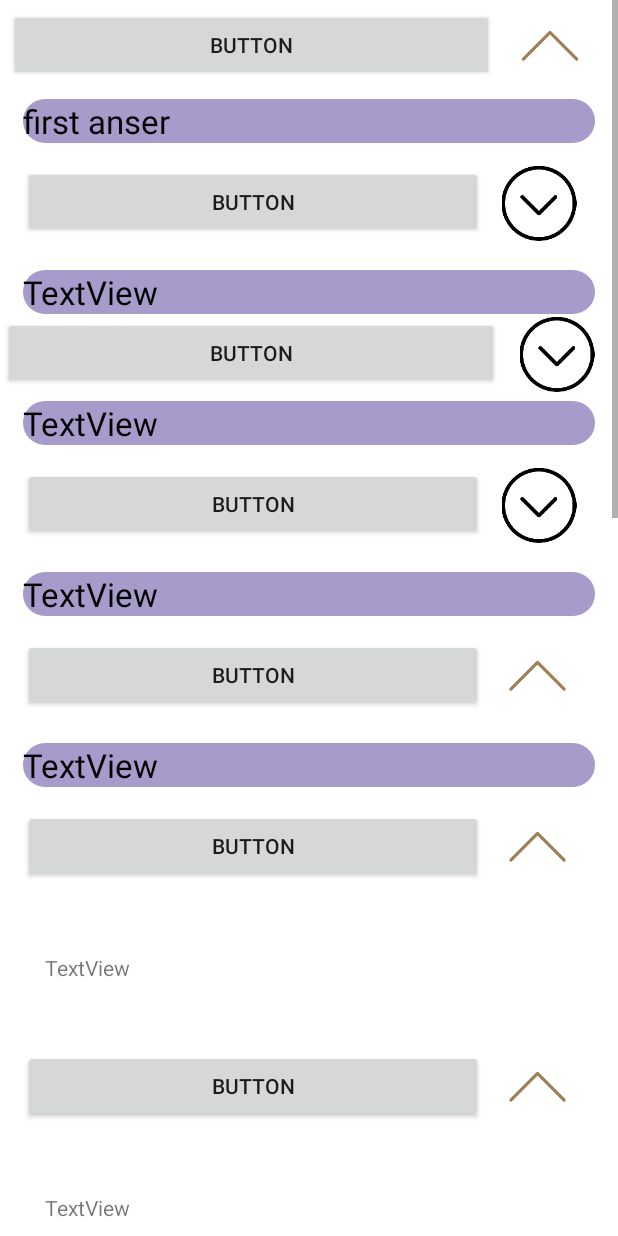
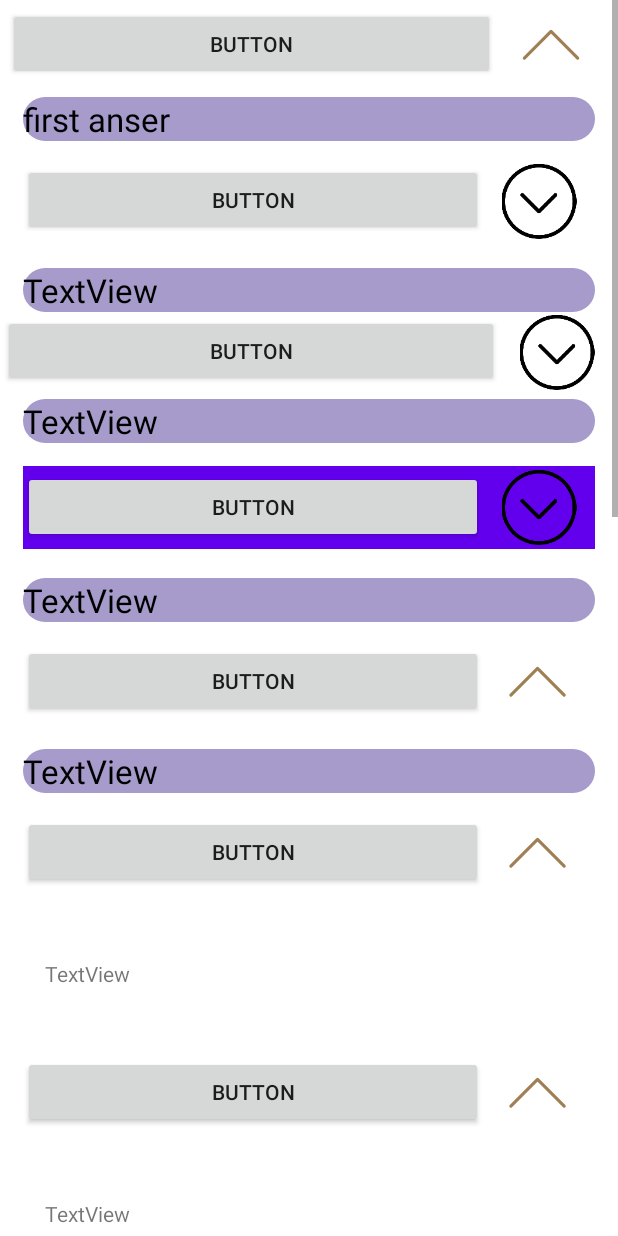
Before and after one commit to AhmedEmadEls/Student_Application, an Android app: the Test_Activity screen opened directly, with no data from a screen before it, on a phone screen of 412 x 824 dp. Run offline under Robolectric (Android 15) with nearby library versions, the phone set to English and light mode, and no system bars; Roboto replaces fonts that are not available here.

Commit message:
add style

```diff
--- a/app/src/main/res/layout/activity_test.xml
+++ b/app/src/main/res/layout/activity_test.xml
@@ -16,6 +16,8 @@
     >
     <LinearLayout
         style="@style/layout"
+        android:onClick="m1"
+
         >
 
         <Button
@@ -25,6 +27,7 @@
             android:layout_weight="9"
             android:text="Button"
             android:onClick="m1"
+
             />
 
         <com.airbnb.lottie.LottieAnimationView
@@ -34,6 +37,8 @@
             android:layout_weight="1"
             app:lottie_rawRes="@raw/test_animation3"
             android:scaleType="fitCenter"
+            android:onClick="m1"
+
             />
     </LinearLayout>
 
@@ -100,6 +105,7 @@
             android:layout_weight="1"
             app:srcCompat="@drawable/arrows_down"
             android:scaleType="fitCenter"
+            android:layout_gravity="center"
             />
     </LinearLayout>
 
@@ -113,15 +119,17 @@
 
     <LinearLayout
         android:layout_width="match_parent"
-        android:layout_height="wrap_content"
+        android:layout_height="55dp"
         android:orientation="horizontal"
         android:layout_margin="15dp"
+        android:background="@color/purple_500"
         >
 
         <Button
             android:id="@+id/button4"
             android:layout_width="wrap_content"
             android:layout_height="wrap_content"
+            android:layout_gravity="center"
             android:layout_weight="9"
             android:text="Button"
             android:onClick="m4"
@@ -132,8 +140,10 @@
             android:layout_width="50dp"
             android:layout_height="50dp"
             android:layout_weight="1"
+            android:layout_gravity="center"
             app:srcCompat="@drawable/arrows_down"
             android:scaleType="fitCenter"
+            android:background="@color/null2"
             />
     </LinearLayout>
 
--- a/app/src/main/res/values-night/themes.xml
+++ b/app/src/main/res/values-night/themes.xml
@@ -68,8 +68,23 @@
     </style>
 
     <style name="qatext" parent="android:Widget.TextView">
+        <item name="android:layout_width">match_parent</item>
+        <item name="android:layout_height">wrap_content</item>
+        <item name="android:layout_marginTop">4dp</item>
+        <item name="android:layout_marginLeft">15dp</item>
+        <item name="android:layout_marginRight">15dp</item>
         <item name="android:textColor">@color/black</item>
-        <item name="android:textSize">30sp</item>
-        <item name="android:textStyle">bold</item>
+        <item name="android:textSize">22sp</item>
+        <item name="android:textStyle">normal</item>
+        <!--chang Visi    to gone -->
+        <item name="android:visibility">visible</item>
+        <item name="android:background">@drawable/custom_btncommon</item>
+    </style>
+
+    <style name="layout">
+        <item name="android:layout_width">match_parent</item>
+        <item name="android:layout_height">match_parent</item>
+        <item name="android:orientation">horizontal</item>
+        <item name="android:layout_margin">5dp</item>
     </style>
 </resources>
--- a/app/src/main/res/values/themes.xml
+++ b/app/src/main/res/values/themes.xml
@@ -100,6 +100,6 @@
         <item name="android:layout_width">match_parent</item>
         <item name="android:layout_height">match_parent</item>
         <item name="android:orientation">horizontal</item>
-        <item name="android:layout_margin">6dp</item>
+        <item name="android:layout_margin">5dp</item>
     </style>
 </resources>
```
Also changed, not shown: 1 other file.
